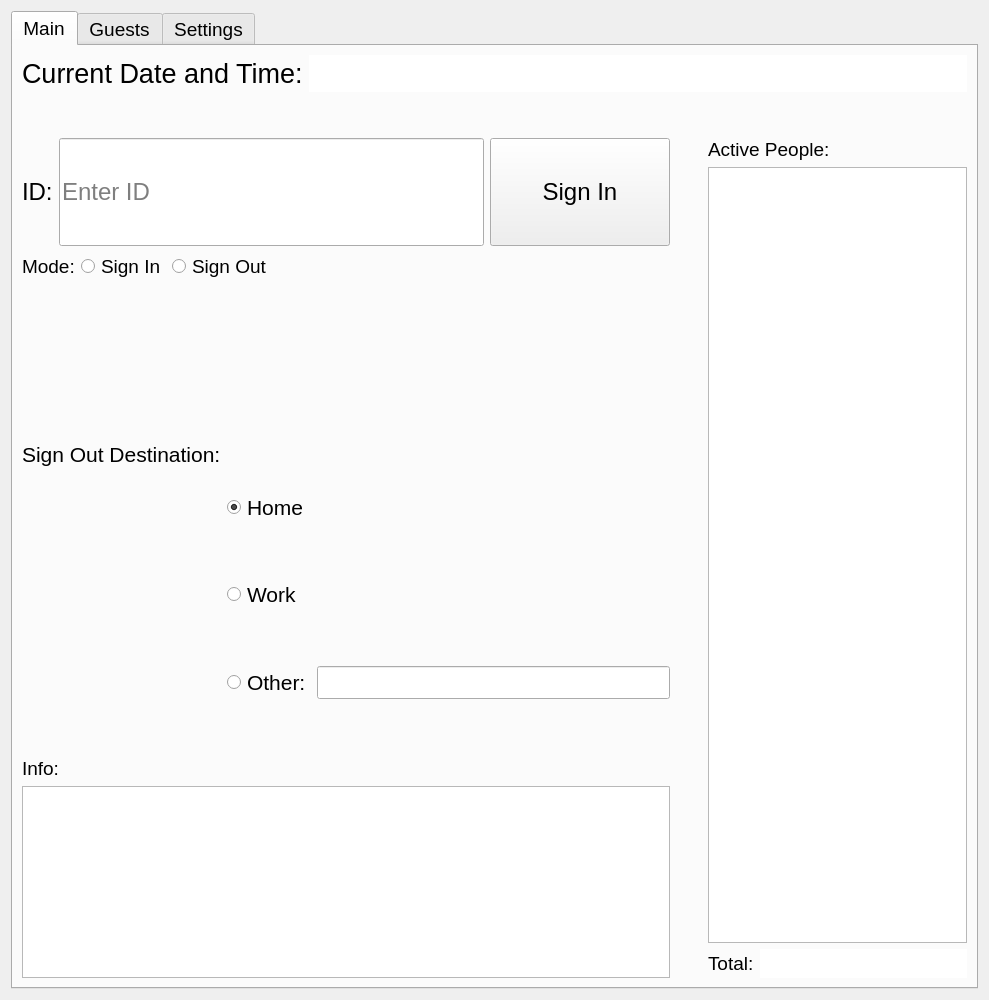
Old version of the form form.ui in the repository amsoccerman05/FRC4418_TimeClock.
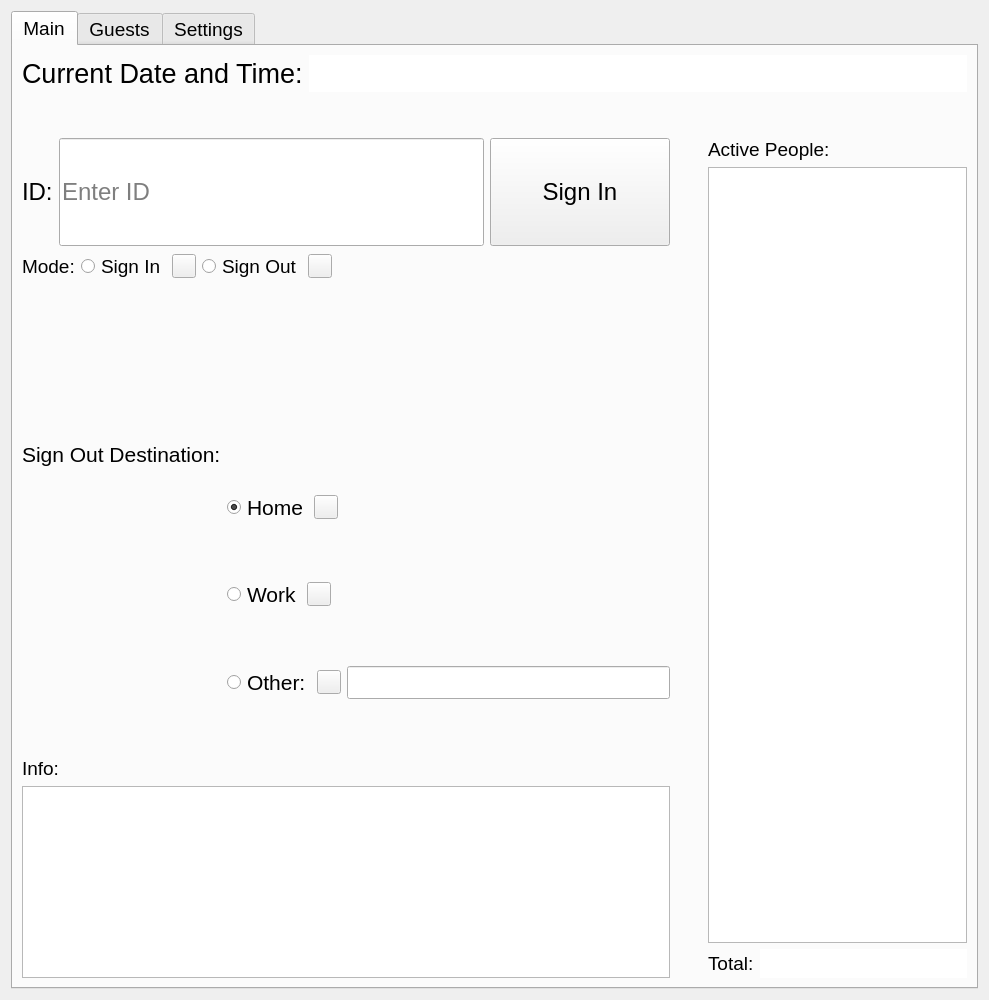
New version of the form.

Commit message: make buttons selectable

What changed in the file:
```diff
--- a/form.ui
+++ b/form.ui
@@ -197,6 +197,25 @@
                </property>
               </widget>
              </item>
+            <item>
+             <widget class="QPushButton" name="btn_icon_signin_mode">
+              <property name="minimumSize">
+               <size>
+                <width>24</width>
+                <height>24</height>
+               </size>
+              </property>
+              <property name="maximumSize">
+               <size>
+                <width>24</width>
+                <height>24</height>
+               </size>
+              </property>
+              <property name="text">
+               <string/>
+              </property>
+             </widget>
+            </item>
              <item>
               <widget class="QRadioButton" name="rbtn_signout_mode">
                <property name="font">
@@ -209,6 +228,25 @@
                </property>
               </widget>
              </item>
+            <item>
+             <widget class="QPushButton" name="btn_icon_signout_mode">
+              <property name="minimumSize">
+               <size>
+                <width>24</width>
+                <height>24</height>
+               </size>
+              </property>
+              <property name="maximumSize">
+               <size>
+                <width>24</width>
+                <height>24</height>
+               </size>
+              </property>
+              <property name="text">
+               <string/>
+              </property>
+             </widget>
+            </item>
              <item>
               <spacer name="horizontalSpacer_mode">
                <property name="orientation">
@@ -290,6 +328,25 @@
                    </property>
                   </widget>
                  </item>
+                 <item>
+                  <widget class="QPushButton" name="btn_icon_home">
+                   <property name="minimumSize">
+                    <size>
+                     <width>24</width>
+                     <height>24</height>
+                    </size>
+                   </property>
+                   <property name="maximumSize">
+                    <size>
+                     <width>24</width>
+                     <height>24</height>
+                    </size>
+                   </property>
+                   <property name="text">
+                    <string/>
+                   </property>
+                  </widget>
+                 </item>
                  <item>
                   <spacer name="horizontalSpacer_3">
                    <property name="orientation">
@@ -319,6 +376,25 @@
                    </property>
                   </widget>
                  </item>
+                 <item>
+                  <widget class="QPushButton" name="btn_icon_work">
+                   <property name="minimumSize">
+                    <size>
+                     <width>24</width>
+                     <height>24</height>
+                    </size>
+                   </property>
+                   <property name="maximumSize">
+                    <size>
+                     <width>24</width>
+                     <height>24</height>
+                    </size>
+                   </property>
+                   <property name="text">
+                    <string/>
+                   </property>
+                  </widget>
+                 </item>
                  <item>
                   <spacer name="horizontalSpacer_2">
                    <property name="orientation">
@@ -348,6 +424,25 @@
                    </property>
                   </widget>
                  </item>
+                 <item>
+                  <widget class="QPushButton" name="btn_icon_other">
+                   <property name="minimumSize">
+                    <size>
+                     <width>24</width>
+                     <height>24</height>
+                    </size>
+                   </property>
+                   <property name="maximumSize">
+                    <size>
+                     <width>24</width>
+                     <height>24</height>
+                    </size>
+                   </property>
+                   <property name="text">
+                    <string/>
+                   </property>
+                  </widget>
+                 </item>
                  <item>
                   <widget class="QLineEdit" name="lineEdit_destination_other">
                    <property name="font">
```
Lines whose indentation alone changed are shown as unchanged. The commit also changes 1 other file.
